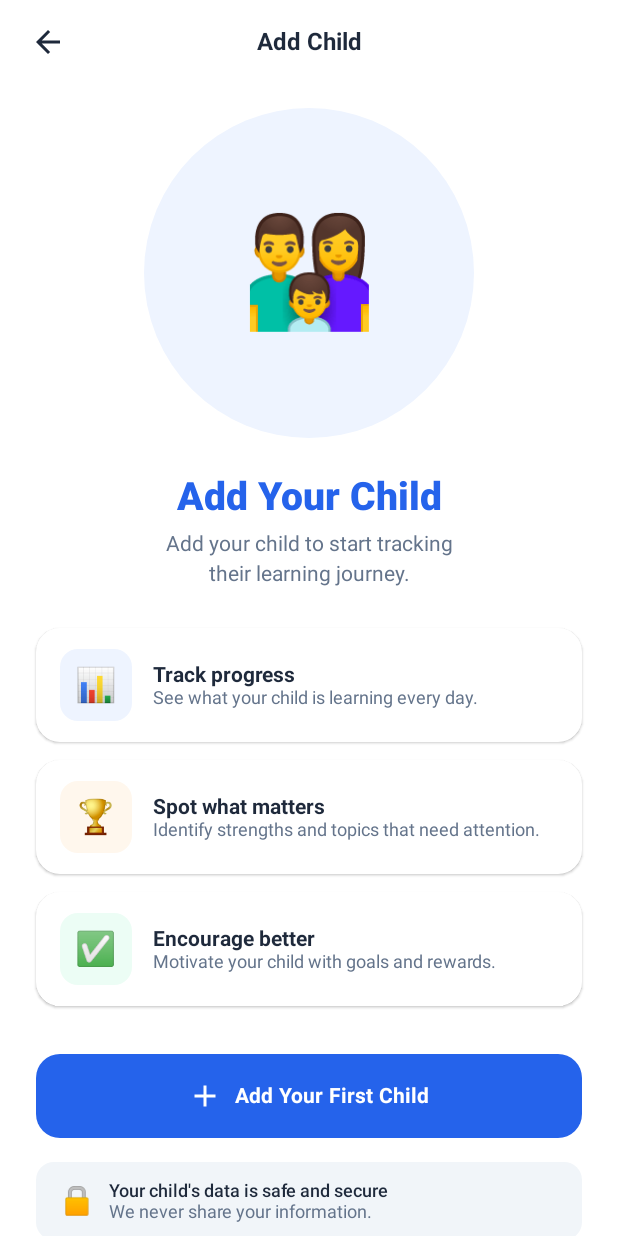
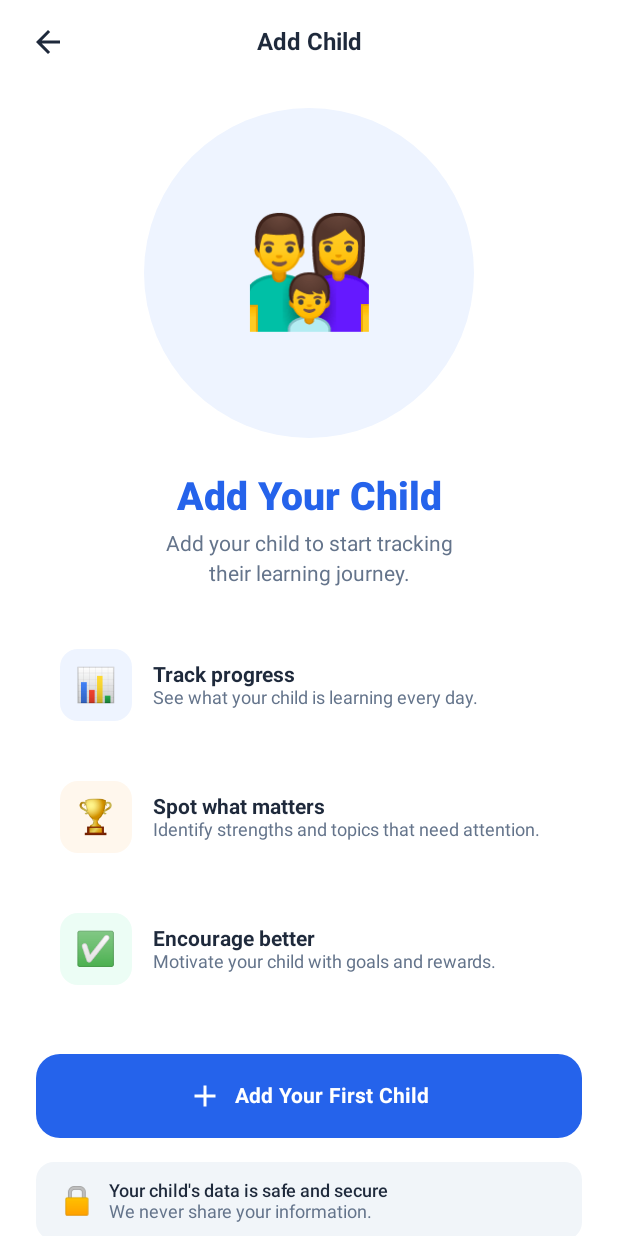
Before and after one commit to userAksh/Eduksha, an Android app built with Jetpack Compose: the AddChildScreen screen opened through its navigation route, on a phone screen of 412 x 824 dp. Run offline under Robolectric (Android 15) with nearby library versions, the phone set to English and light mode, and no system bars; our stand-ins replace Dagger/Hilt's generated code, Firebase (no records; nobody signed in at launch, a user with empty details on screens opened directly).

Commit message:
Remove elevation from feature cards on Add Child welcome
Feature cards are now completely flat with no shadow, matching the reference design exactly.

Co-Authored-By: Claude Sonnet 4.6 <noreply@anthropic.com>

```diff
--- a/app/src/main/java/com/dobi/app/feature/addchild/AddChildScreen.kt
+++ b/app/src/main/java/com/dobi/app/feature/addchild/AddChildScreen.kt
@@ -277,7 +277,7 @@ private fun FeatureRow(emoji: String, bg: Color, title: String, subtitle: String
         modifier = Modifier.fillMaxWidth(),
         shape = RoundedCornerShape(16.dp),
         color = Color.White,
-        shadowElevation = 1.dp,
+        shadowElevation = 0.dp,
         tonalElevation = 0.dp
     ) {
         Row(
```
